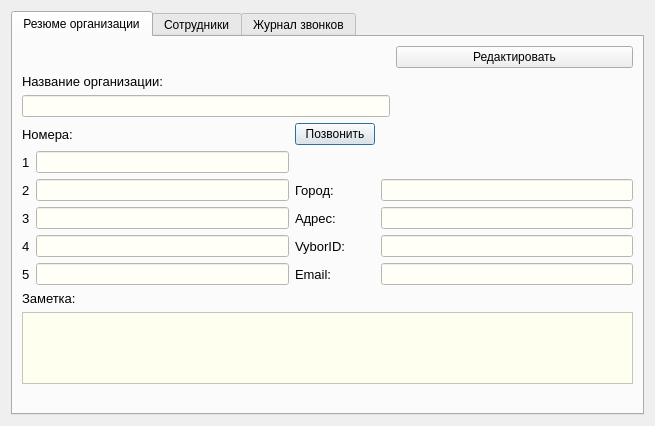
First picture: the form in ViewOrgContactDialog.ui, repository okostynchuk/Outcall, before the edit.
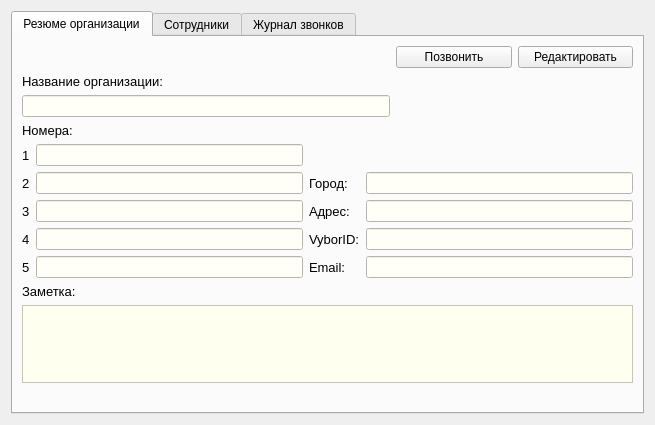
Second picture: the form after the edit. Icons and pictures are not drawn.

Patch:
```diff
--- a/ViewOrgContactDialog.ui
+++ b/ViewOrgContactDialog.ui
@@ -36,11 +36,35 @@
       <attribute name="title">
        <string>Резюме организации</string>
       </attribute>
-      <layout class="QGridLayout" name="gridLayout_7">
+      <layout class="QGridLayout" name="gridLayout_14">
        <item row="0" column="0">
-        <layout class="QVBoxLayout" name="verticalLayout">
-         <item>
+        <layout class="QGridLayout" name="gridLayout_7">
+         <item row="0" column="0">
           <layout class="QGridLayout" name="gridLayout_3">
+           <item row="0" column="1">
+            <layout class="QHBoxLayout" name="horizontalLayout_3">
+             <item>
+              <widget class="QPushButton" name="callButton">
+               <property name="focusPolicy">
+                <enum>Qt::NoFocus</enum>
+               </property>
+               <property name="text">
+                <string>Позвонить</string>
+               </property>
+              </widget>
+             </item>
+             <item>
+              <widget class="QPushButton" name="editButton">
+               <property name="focusPolicy">
+                <enum>Qt::NoFocus</enum>
+               </property>
+               <property name="text">
+                <string>Редактировать</string>
+               </property>
+              </widget>
+             </item>
+            </layout>
+           </item>
            <item row="1" column="0">
             <layout class="QGridLayout" name="gridLayout_2">
              <item row="1" column="0">
@@ -82,25 +106,15 @@
              </property>
              <property name="sizeHint" stdset="0">
               <size>
-               <width>412</width>
-               <height>20</height>
+               <width>149</width>
+               <height>41</height>
               </size>
              </property>
             </spacer>
            </item>
-           <item row="0" column="1">
-            <widget class="QPushButton" name="editButton">
-             <property name="focusPolicy">
-              <enum>Qt::NoFocus</enum>
-             </property>
-             <property name="text">
-              <string>Редактировать</string>
-             </property>
-            </widget>
-           </item>
           </layout>
          </item>
-         <item>
+         <item row="1" column="0">
           <layout class="QGridLayout" name="gridLayout">
            <item row="3" column="3">
             <widget class="QLineEdit" name="Address">
@@ -330,16 +344,9 @@
              </property>
             </widget>
            </item>
-           <item row="0" column="2">
-            <widget class="QPushButton" name="callButton">
-             <property name="text">
-              <string>Позвонить</string>
-             </property>
-            </widget>
-           </item>
           </layout>
          </item>
-         <item>
+         <item row="2" column="0">
           <layout class="QGridLayout" name="gridLayout_4">
            <item row="2" column="0" colspan="2">
             <widget class="QLabel" name="label_16">
```
